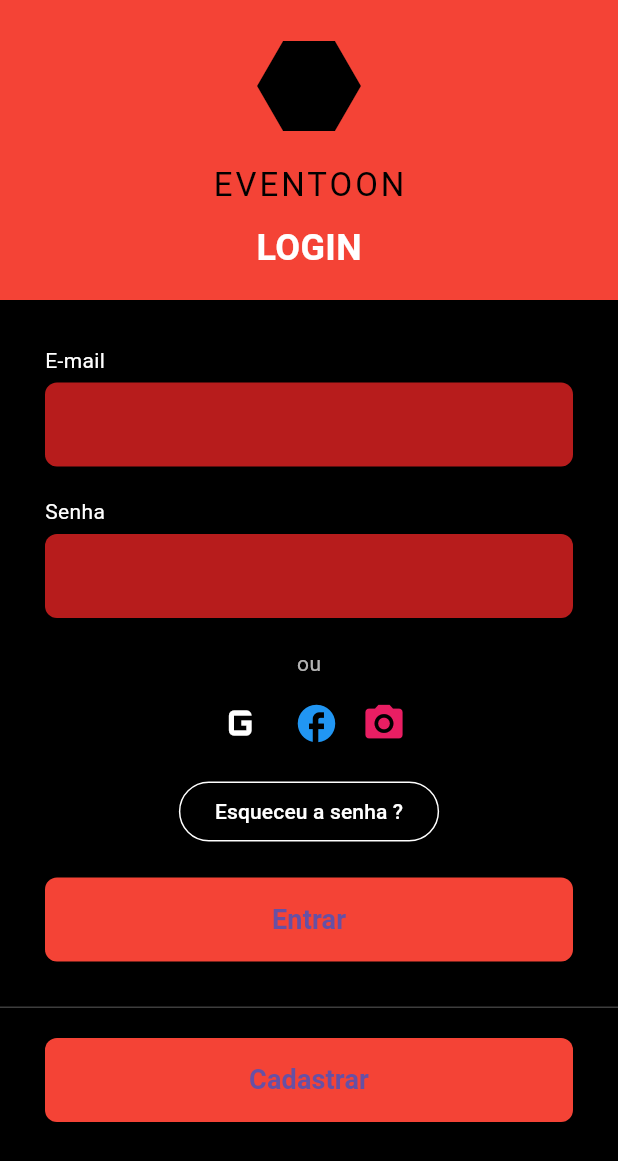
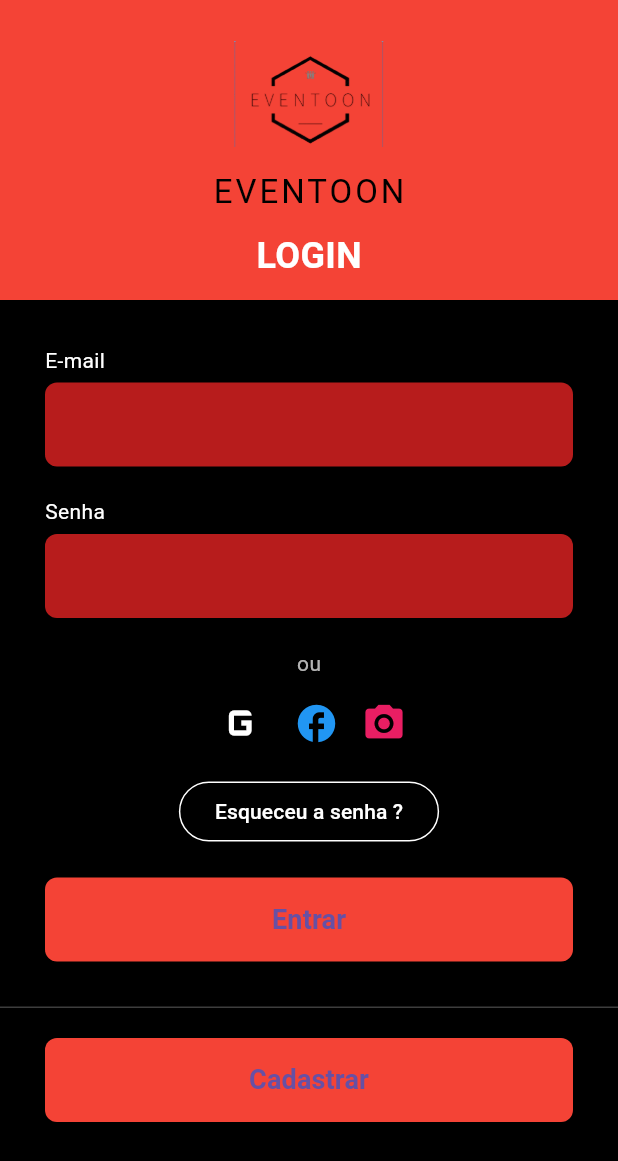
Before and after one commit to az0111/Projeto_Flutter_Primer_Semestre_2025, a Flutter app: the screen it shows after launch, on a phone screen of 412 x 824 dp. Shown: the top 1161 px of the screen. Run offline on Flutter 3.47's test engine with Material 3 defaults, Android fonts, the phone set to English and light mode, and no system bars; our stand-ins replace device_preview, get_it.

Commit message:
adicionamento da imagem na tela logint

```diff
--- a/lib/view/login_view.dart
+++ b/lib/view/login_view.dart
@@ -28,8 +28,17 @@ class _LoginPageState extends State<LoginPage> {
             child: Column(
               mainAxisAlignment: MainAxisAlignment.center,
               children: const [
+                /*
                 Icon(Icons.hexagon, size: 80, color: Colors.black),
                 SizedBox(height: 10),
+
+                */
+                Image(
+                  image: AssetImage("lib/image/logo.png"),
+                  width: 100,
+                  height: 100,
+                ),
+
                 Text(
                   "EVENTOON",
                   style: TextStyle(
@@ -138,6 +147,8 @@ class _LoginPageState extends State<LoginPage> {
                         borderRadius: BorderRadius.circular(8),
                       ),
                     ),
+
+
                     onPressed: () {
                       UserModel user = UserModel(
                         email: _emailController.text,
--- a/pubspec.yaml
+++ b/pubspec.yaml
@@ -19,3 +19,7 @@ dev_dependencies:
 
 flutter:
   uses-material-design: true
+
+# pubspec.yaml
+  assets:
+    - lib/image/logo.png
```
Also changed, not shown: lib/image/logo.png (added).
